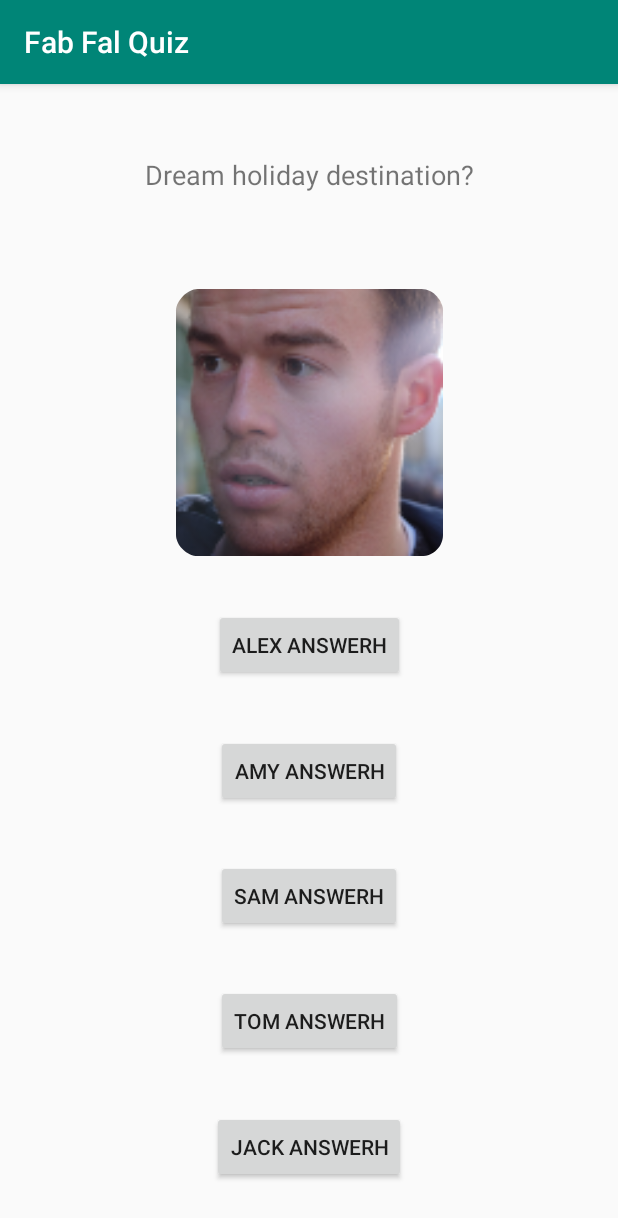
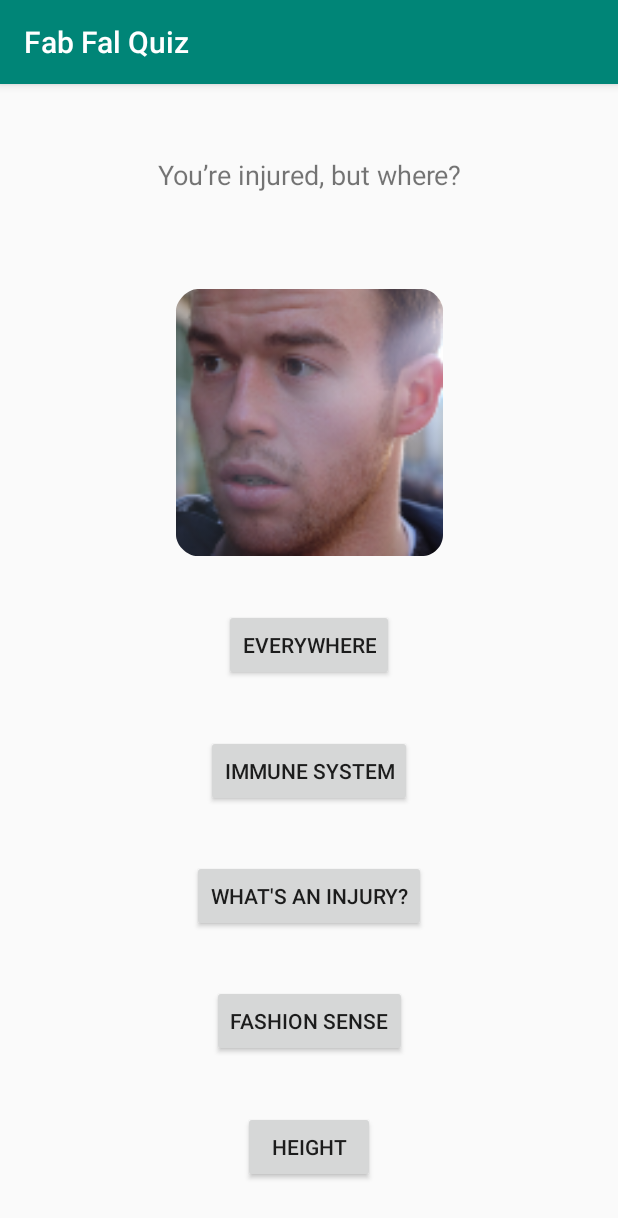
Before and after one commit to LexuLexu/Fab_Fal_Quiz, an Android app: the QuizActivity screen opened directly, with no data from a screen before it, on a phone screen of 412 x 824 dp. Shown: the top 1218 px of the screen. Run offline under Robolectric (Android 15) with nearby library versions, the phone set to English and light mode, and no system bars.

Commit message:
question strings + answers added

```diff
--- a/app/src/main/res/values/strings.xml
+++ b/app/src/main/res/values/strings.xml
@@ -10,66 +10,78 @@
         <item>Dream holiday destination?</item>
         <item>You\’re injured, but where?</item>
         <item>What\’s your spirit animal?</item>
+        <item>Universe point, what\'s the play?</item>
+        <item>Beverage of choice?</item>
 
     </string-array>
 
     <string-array name="alex_answers">
         <item>Soph</item>
-        <item>Alex Answers</item>
-        <item>Alex Answerd</item>
-        <item>Alex Answef</item>
-        <item>Alex Answerg</item>
-        <item>Alex Answerh</item>
-        <item>Alex Answerj</item>
-        <item>Alex Answerk</item>
+        <item>Tomorrow huh?</item>
+        <item>My degree</item>
+        <item>Eating breakfast</item>
+        <item>Last night\'s kebab</item>
+        <item>Did I mention I\'ve been to Japan</item>
+        <item>Everywhere</item>
+        <item>Peacock</item>
+        <item>Sky a fool</item>
+        <item>Rum and coke</item>
 
     </string-array>
 
     <string-array name="amy_answers">
         <item>Carrie</item>
-        <item>Amy Answers</item>
-        <item>Amy Answerd</item>
-        <item>Amy Answerf</item>
-        <item>Amy Answerg</item>
-        <item>Amy Answerh</item>
-        <item>Amy Answerj</item>
-        <item>Amy Answerk</item>
+        <item>I made a short film about my despair</item>
+        <item>Running forever</item>
+        <item>Way too many things</item>
+        <item>No time for breakfast</item>
+        <item>Loch Leven\'s Larder</item>
+        <item>Immune System</item>
+        <item>Not a penguin</item>
+        <item>Get hype AF</item>
+        <item>G+T</item>
 
     </string-array>
 
     <string-array name="jack_answers">
         <item>Barry Bidswell</item>
-        <item>Jack Answers</item>
-        <item>Jack Answerd</item>
-        <item>Jack Answerf</item>
-        <item>Jack Answerg</item>
-        <item>Jack Answerh</item>
-        <item>Jack Answerj</item>
-        <item>Jack Answerk</item>
+        <item>I don't even like this degree</item>
+        <item>Linus Tech Tips intern</item>
+        <item>Memes in bed</item>
+        <item>Not egg</item>
+        <item>New Zealand</item>
+        <item>Height</item>
+        <item>Armadillo</item>
+        <item>Bang it deep</item>
+        <item>Don\'t give me alcohol</item>
 
     </string-array>
 
     <string-array name="sam_answers">
         <item>The Monj Himself</item>
-        <item>Sam Answers</item>
-        <item>Sam Answerd</item>
-        <item>Sam Answerf</item>
-        <item>Sam Answerg</item>
-        <item>Sam Answerh</item>
-        <item>Sam Answerj</item>
-        <item>Sam Answerk</item>
+        <item>I don't care (but I\'ll do well anyway)</item>
+        <item>Professional Trombonist</item>
+        <item>Being productive and having friends</item>
+        <item>Toast on toast</item>
+        <item>Somewhere wholesome af</item>
+        <item>What\'s an injury?</item>
+        <item>Monj</item>
+        <item>Turn defense up to 11</item>
+        <item>Pint</item>
 
     </string-array>
 
     <string-array name="tom_answers">
         <item>Wil\' Waddle</item>
-        <item>Tom Answers</item>
-        <item>Tom Answerd</item>
-        <item>Tom Answerf</item>
-        <item>Tom Answerg</item>
-        <item>Tom Answerh</item>
-        <item>Tom Answerj</item>
-        <item>Tom Answerk</item>
+        <item>My course mates will do better than me</item>
+        <item>Skateboarding</item>
+        <item>Being a library ghoul</item>
+        <item>Cereal from the box</item>
+        <item>Wherever Abbie Grainge is</item>
+        <item>Fashion sense</item>
+        <item>Meerkat</item>
+        <item>Call travel</item>
+        <item>Cider</item>
 
     </string-array>
 
```
